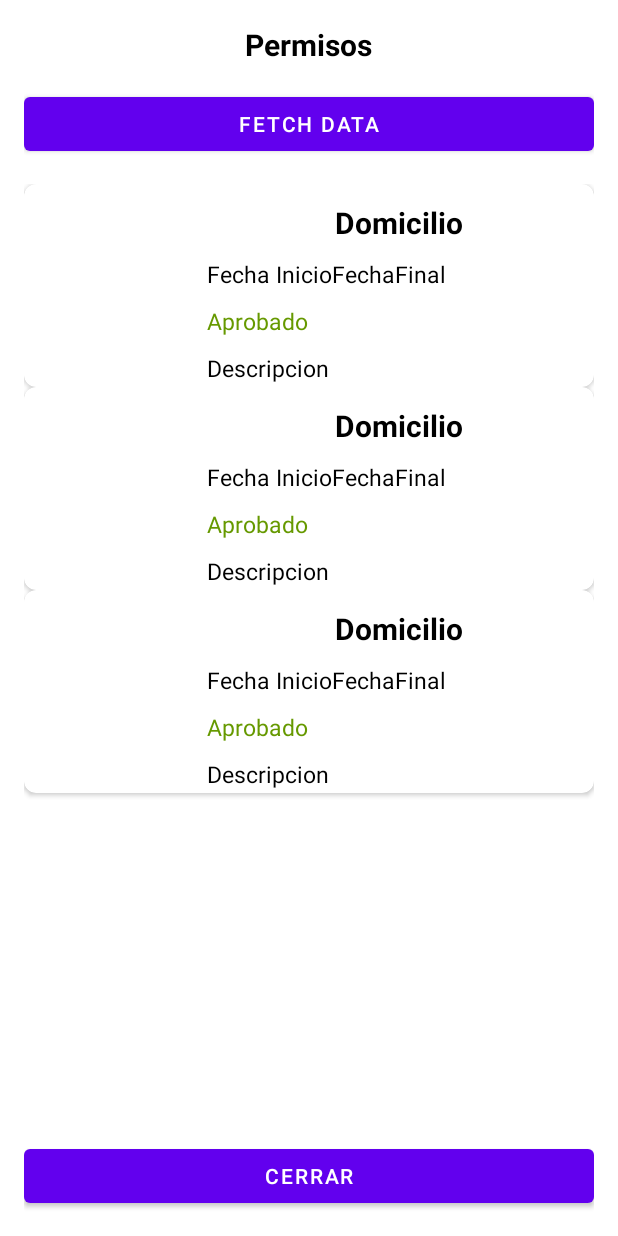
After one commit to lrangel82/rondingpeinn, an Android app: the layout activity_permisos.xml on its own in the app's theme, with its tools: preview values and no code run, on a phone screen of 412 x 824 dp. The commit adds this screen. Run offline under Robolectric (Android 15) with nearby library versions, the phone set to English and light mode, and no system bars.

Commit message:
Leer desde un sheet publicado en csv y mostrar una lista de permisos

```diff
--- a/app/build.gradle.kts
+++ b/app/build.gradle.kts
@@ -55,6 +55,7 @@ dependencies {
     implementation(libs.coil)
     implementation(libs.play.services.location)
     implementation(libs.play.services.maps)
+    implementation(libs.glide)
     testImplementation(libs.junit)
     androidTestImplementation(libs.androidx.junit)
     androidTestImplementation(libs.androidx.espresso.core)
--- a/app/src/main/AndroidManifest.xml
+++ b/app/src/main/AndroidManifest.xml
@@ -6,6 +6,7 @@
     <uses-permission android:name="android.permission.VIBRATE" />
     <uses-permission android:name="android.permission.ACCESS_COARSE_LOCATION" />
     <uses-permission android:name="android.permission.ACCESS_FINE_LOCATION" />
+    <uses-permission android:name="android.permission.INTERNET" />
 
     <uses-feature
         android:name="android.hardware.nfc"
@@ -21,6 +22,9 @@
         android:supportsRtl="true"
         android:theme="@style/Theme.RondinGPEINN"
         tools:targetApi="31">
+        <activity
+            android:name=".PermisosActivity"
+            android:exported="false" />
         <activity
             android:name=".SettingsActivity"
             android:exported="false" />
--- a/app/src/main/java/com/larangel/rondingpeinn/MainActivity.kt
+++ b/app/src/main/java/com/larangel/rondingpeinn/MainActivity.kt
@@ -23,6 +23,11 @@ class MainActivity : AppCompatActivity() {
         val btn: Button = findViewById(R.id.btn_StartRondin)
         btn.setOnClickListener{
             val intent: Intent = Intent(this, StartRondinActivity::class.java )
+            startActivity(intent)
+        }
+        val btnPermisos: Button = findViewById(R.id.btn_permisos)
+        btnPermisos.setOnClickListener{
+            val intent: Intent = Intent(this, PermisosActivity::class.java )
             startActivity(intent)
         }
 
--- /dev/null
+++ b/app/src/main/res/layout/activity_permisos.xml
@@ -0,0 +1,51 @@
+<?xml version="1.0" encoding="utf-8"?>
+<androidx.constraintlayout.widget.ConstraintLayout xmlns:android="http://schemas.android.com/apk/res/android"
+    xmlns:app="http://schemas.android.com/apk/res-auto"
+    xmlns:tools="http://schemas.android.com/tools"
+    android:id="@+id/main"
+    android:layout_width="match_parent"
+    android:layout_height="match_parent"
+    tools:context=".PermisosActivity">
+
+    <LinearLayout xmlns:android="http://schemas.android.com/apk/res/android"
+        android:layout_width="match_parent"
+        android:layout_height="match_parent"
+        android:orientation="vertical"
+        android:color="@color/white"
+        android:padding="16dp">
+
+        <TextView
+            android:layout_width="wrap_content"
+            android:layout_height="wrap_content"
+            android:text="Permisos"
+            android:textSize="20sp"
+            android:textColor="@color/black"
+            android:textStyle="bold"
+            android:layout_gravity="center_horizontal"
+            />
+
+        <Button
+            android:id="@+id/fetchButton"
+            android:layout_width="match_parent"
+            android:layout_height="wrap_content"
+            android:layout_marginTop="15dp"
+            android:text="Fetch Data" />
+
+        <androidx.recyclerview.widget.RecyclerView
+            android:id="@+id/sheetRecyclerView"
+            android:layout_width="match_parent"
+            android:layout_height="0dp"
+            android:layout_weight="1"
+            android:layout_marginTop="16dp"
+            tools:listitem="@layout/item_permisos"/>
+
+        <Button
+            android:id="@+id/btnCerrarPermisos"
+            android:layout_width="match_parent"
+            android:layout_height="wrap_content"
+            android:layout_marginTop="15dp"
+            android:text="Cerrar" />
+
+    </LinearLayout>
+
+</androidx.constraintlayout.widget.ConstraintLayout>
--- a/app/src/main/res/layout/activity_settings.xml
+++ b/app/src/main/res/layout/activity_settings.xml
@@ -11,8 +11,10 @@
         android:layout_width="409dp"
         android:layout_height="729dp"
         android:orientation="vertical"
-        tools:layout_editor_absoluteX="1dp"
-        tools:layout_editor_absoluteY="1dp">
+        app:layout_constraintBottom_toBottomOf="parent"
+        app:layout_constraintEnd_toEndOf="parent"
+        app:layout_constraintStart_toStartOf="parent"
+        app:layout_constraintTop_toTopOf="parent">
 
         <TextView
             android:layout_width="match_parent"
--- /dev/null
+++ b/app/src/main/res/layout/item_permisos.xml
@@ -0,0 +1,87 @@
+<?xml version="1.0" encoding="utf-8"?>
+<androidx.cardview.widget.CardView
+    xmlns:android="http://schemas.android.com/apk/res/android"
+    xmlns:app="http://schemas.android.com/apk/res-auto"
+    android:layout_width="match_parent"
+    android:layout_height="wrap_content"
+    android:elevation="8dp"
+    app:cardCornerRadius="8dp">
+
+    <RelativeLayout
+        android:layout_width="match_parent"
+        android:layout_height="wrap_content"
+        android:layout_margin="2dp">
+
+        <ImageView
+            android:id="@+id/idIVTipo"
+            android:layout_width="100dp"
+            android:layout_height="100dp"
+            android:layout_margin="10dp" />
+
+        <TextView
+            android:id="@+id/idIVDomicilio"
+            android:layout_width="match_parent"
+            android:layout_height="wrap_content"
+            android:layout_marginTop="10dp"
+            android:layout_toEndOf="@id/idIVTipo"
+            android:layout_toRightOf="@id/idIVTipo"
+            android:text="Domicilio"
+            android:textAlignment="center"
+            android:textColor="@color/black"
+            android:textSize="20sp"
+            android:textStyle="bold" />
+
+        <LinearLayout
+            android:id="@+id/idFechas"
+            android:layout_width="match_parent"
+            android:layout_height="wrap_content"
+            android:layout_below="@id/idIVDomicilio"
+            android:layout_marginTop="10dp"
+            android:layout_toEndOf="@id/idIVTipo"
+            android:layout_toRightOf="@id/idIVTipo"
+            android:orientation="horizontal">
+
+            <TextView
+                android:id="@+id/idTVFechaInicio"
+                android:layout_width="wrap_content"
+                android:layout_height="wrap_content"
+                android:text="Fecha Inicio"
+                android:textColor="@color/black"
+                android:textSize="15sp" />
+
+            <TextView
+                android:id="@+id/idTVFechaFinal"
+                android:layout_width="match_parent"
+                android:layout_height="wrap_content"
+                android:text="FechaFinal"
+                android:textColor="@color/black"
+                android:textSize="15sp" />
+        </LinearLayout>
+
+        <TextView
+            android:id="@+id/idTVAprobado"
+            android:layout_width="match_parent"
+            android:layout_height="wrap_content"
+            android:layout_below="@+id/idFechas"
+            android:layout_marginTop="10dp"
+            android:layout_toEndOf="@id/idIVTipo"
+            android:layout_toRightOf="@id/idIVTipo"
+            android:text="Aprobado"
+            android:textColor="@android:color/holo_green_dark"
+            android:textSize="15sp" />
+
+        <TextView
+            android:id="@+id/idTVDescripcion"
+            android:layout_width="match_parent"
+            android:layout_height="wrap_content"
+            android:layout_below="@id/idTVAprobado"
+            android:layout_marginTop="10dp"
+            android:layout_toEndOf="@id/idIVTipo"
+            android:layout_toRightOf="@id/idIVTipo"
+            android:text="Descripcion"
+            android:textColor="@color/black"
+            android:textSize="15sp" />
+
+    </RelativeLayout>
+
+</androidx.cardview.widget.CardView>
--- a/gradle/libs.versions.toml
+++ b/gradle/libs.versions.toml
@@ -1,6 +1,7 @@
 [versions]
 agp = "8.9.1"
 coil = "1.4.0"
+glide = "4.16.0"
 kotlin = "2.0.21"
 coreKtx = "1.10.1"
 junit = "4.13.2"
@@ -22,6 +23,7 @@ playServicesMaps = "19.2.0"
 [libraries]
 androidx-core-ktx = { group = "androidx.core", name = "core-ktx", version.ref = "coreKtx" }
 coil = { module = "io.coil-kt:coil", version.ref = "coil" }
+glide = { module = "com.github.bumptech.glide:glide", version.ref = "glide" }
 junit = { group = "junit", name = "junit", version.ref = "junit" }
 androidx-junit = { group = "androidx.test.ext", name = "junit", version.ref = "junitVersion" }
 androidx-espresso-core = { group = "androidx.test.espresso", name = "espresso-core", version.ref = "espressoCore" }
```
Also changed, not shown: app/src/main/java/PermisosModal.kt (added, +76 -0 lines), app/src/main/java/com/larangel/rondingpeinn/PermisosActivity.kt (added, +138 -0 lines), app/src/main/res/layout/activity_main.xml (+18 -3 lines), 1 other file.
